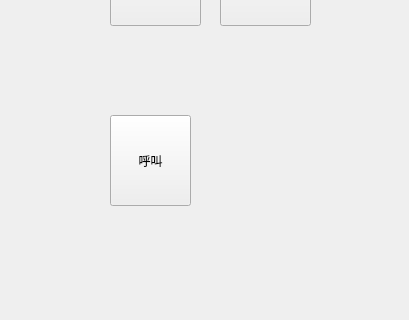
Wzing0421/UE, file mainwindow.ui: the form before one commit; both pictures show x 0 to 409 and y 251 to 571 of the 409 by 726 pixel window.
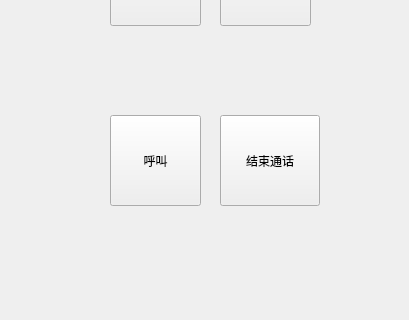
The form after the commit.

Commit message: 6.2.2.3之前部分

Diff of the .ui file:
```diff
--- a/mainwindow.ui
+++ b/mainwindow.ui
@@ -45,7 +45,7 @@
      <rect>
       <x>110</x>
       <y>330</y>
-      <width>81</width>
+      <width>91</width>
       <height>91</height>
      </rect>
     </property>
@@ -53,6 +53,19 @@
      <string>呼叫</string>
     </property>
    </widget>
+   <widget class="QPushButton" name="disconnect">
+    <property name="geometry">
+     <rect>
+      <x>220</x>
+      <y>330</y>
+      <width>100</width>
+      <height>91</height>
+     </rect>
+    </property>
+    <property name="text">
+     <string>结束通话</string>
+    </property>
+   </widget>
   </widget>
   <widget class="QMenuBar" name="menuBar">
    <property name="geometry">
```
The commit also changes 2 other files.
